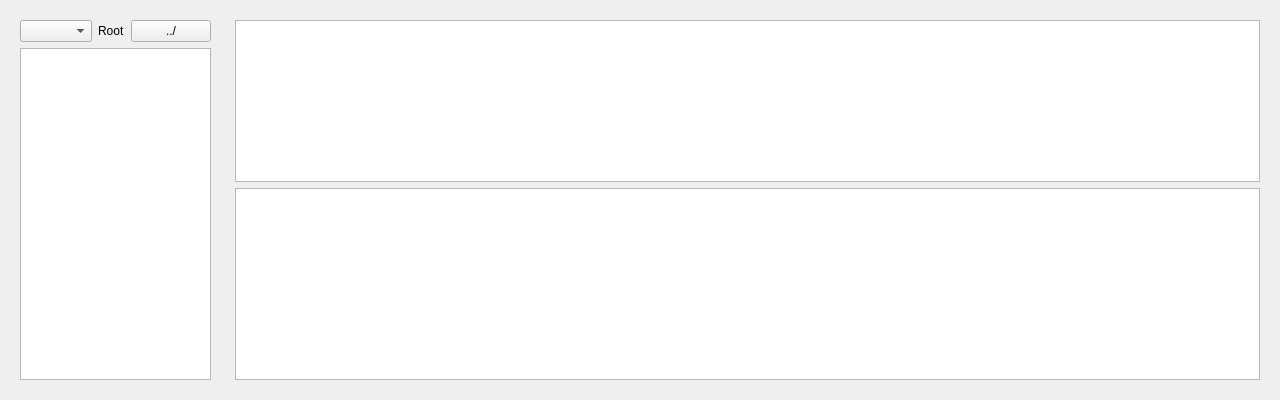
Before: the Qt Designer form KEditor/KEResourceBrowser.ui in King19931229/KApp, drawn with Qt 5.
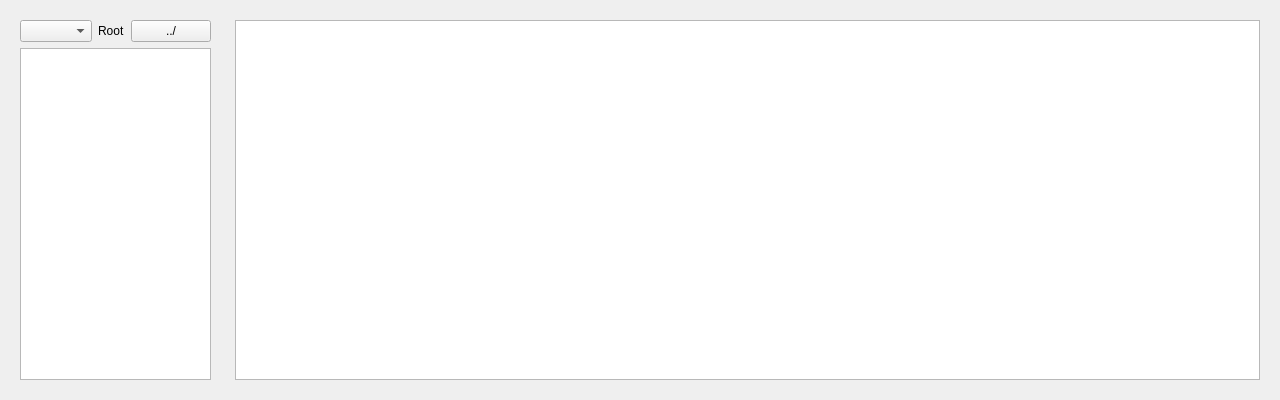
After: the same form once the commit is applied.

Commit message: 整理资源浏览器

```diff
--- a/KEditor/KEResourceBrowser.ui
+++ b/KEditor/KEResourceBrowser.ui
@@ -82,17 +82,7 @@
       <item row="0" column="0">
        <layout class="QGridLayout" name="gridLayout">
         <item row="0" column="0">
-         <layout class="QVBoxLayout" name="verticalLayout" stretch="1,0">
-          <item>
-           <widget class="QColumnView" name="m_PathView">
-            <property name="sizePolicy">
-             <sizepolicy hsizetype="Expanding" vsizetype="Expanding">
-              <horstretch>0</horstretch>
-              <verstretch>0</verstretch>
-             </sizepolicy>
-            </property>
-           </widget>
-          </item>
+         <layout class="QVBoxLayout" name="verticalLayout" stretch="0">
           <item>
            <widget class="QListView" name="m_ItemView">
             <property name="sizePolicy">
```
Left out of the diff: 6 changed lines with no effect on the pictures. The commit also changes 2 other files.
